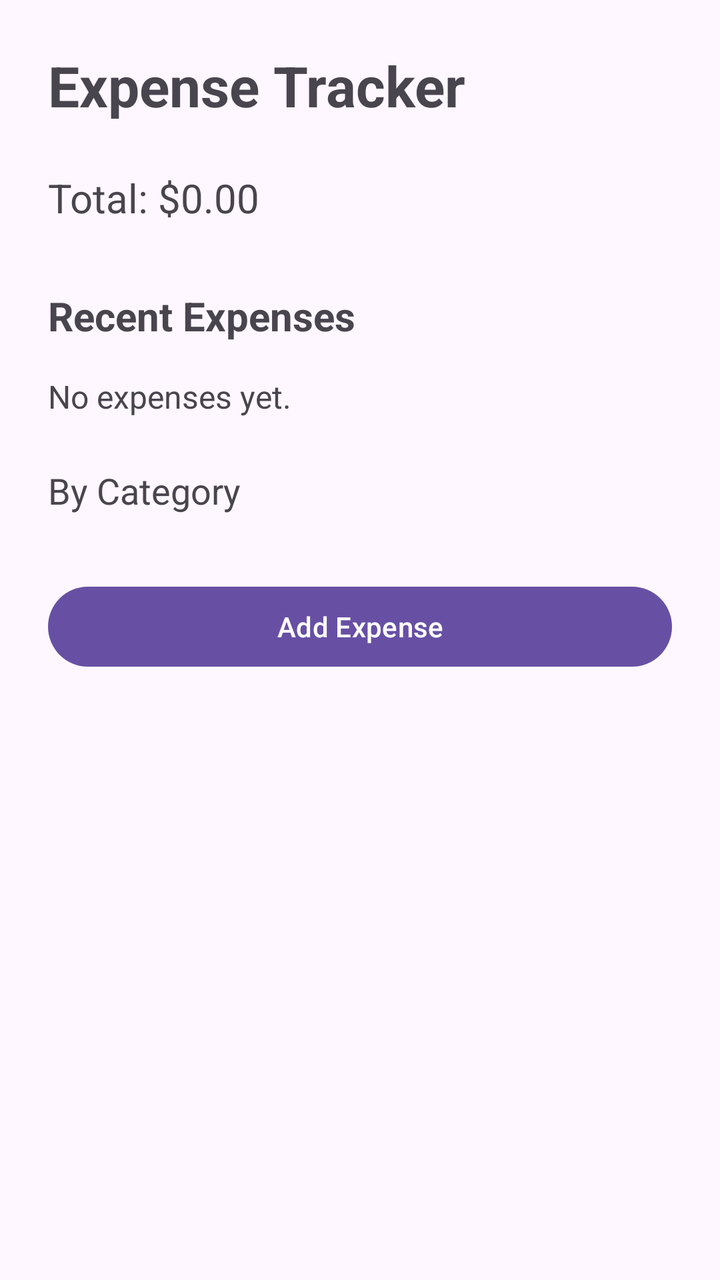
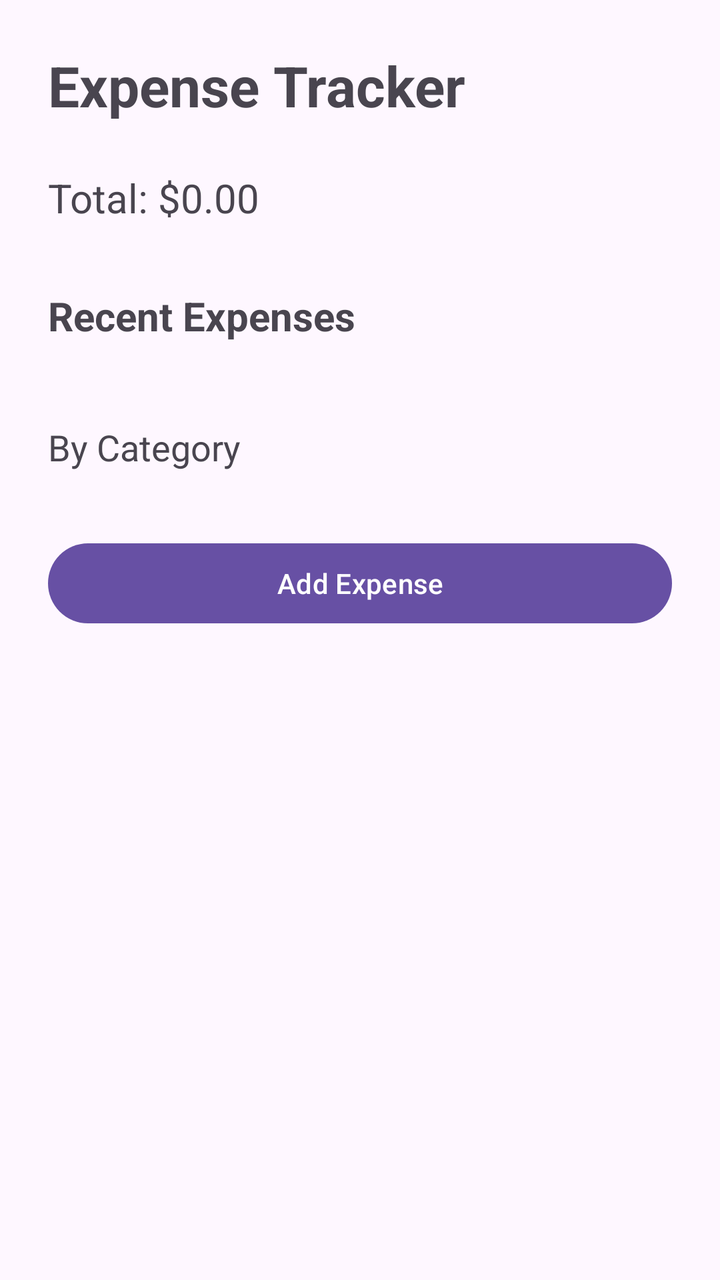

Before-and-after screenshots of an Android layout around one commit, followed by the original layout XML and the change that was made.
<!-- AndroidManifest.xml: application theme Theme.ExpenseTracker -->
<!-- res/layout/activity_main.xml -->
<?xml version="1.0" encoding="utf-8"?>
<LinearLayout
    xmlns:android="http://schemas.android.com/apk/res/android"
    android:layout_width="match_parent"
    android:layout_height="match_parent"
    android:orientation="vertical"
    android:padding="24dp">

    <TextView
        android:layout_width="match_parent"
        android:layout_height="wrap_content"
        android:text="Expense Tracker"
        android:textSize="28sp"
        android:textStyle="bold" />

    <TextView
        android:id="@+id/totalText"
        android:layout_width="match_parent"
        android:layout_height="wrap_content"
        android:layout_marginTop="24dp"
        android:text="Total: $0.00"
        android:textSize="20sp" />

    <TextView
        android:layout_width="match_parent"
        android:layout_height="wrap_content"
        android:layout_marginTop="32dp"
        android:text="Recent Expenses"
        android:textSize="20sp"
        android:textStyle="bold" />

    <TextView
        android:id="@+id/expensesText"
        android:layout_width="match_parent"
        android:layout_height="wrap_content"
        android:layout_marginTop="16dp"
        android:text="No expenses yet."
        android:textSize="16sp" />

    <TextView
        android:id="@+id/categoryTotalsText"
        android:layout_width="match_parent"
        android:layout_height="wrap_content"
        android:layout_marginTop="24dp"
        android:text="By Category"
        android:textSize="18sp" />

    <Button
        android:id="@+id/addExpenseButton"
        android:layout_width="match_parent"
        android:layout_height="wrap_content"
        android:layout_marginTop="32dp"
        android:text="Add Expense" />

</LinearLayout>
<!-- resources referenced by this layout -->
<resources>
  <style name="Theme.ExpenseTracker" parent="Base.Theme.ExpenseTracker" />
  <style name="Base.Theme.ExpenseTracker" parent="Theme.Material3.DayNight.NoActionBar">
          
          
      </style>
</resources>

<!-- the commit's change to res/layout/activity_main.xml (unified diff, before → after) -->
@@ -29,13 +29,12 @@
         android:textSize="20sp"
         android:textStyle="bold" />
 
-    <TextView
-        android:id="@+id/expensesText"
+    <LinearLayout
+        android:id="@+id/expensesContainer"
         android:layout_width="match_parent"
         android:layout_height="wrap_content"
         android:layout_marginTop="16dp"
-        android:text="No expenses yet."
-        android:textSize="16sp" />
+        android:orientation="vertical" />
 
     <TextView
         android:id="@+id/categoryTotalsText"
